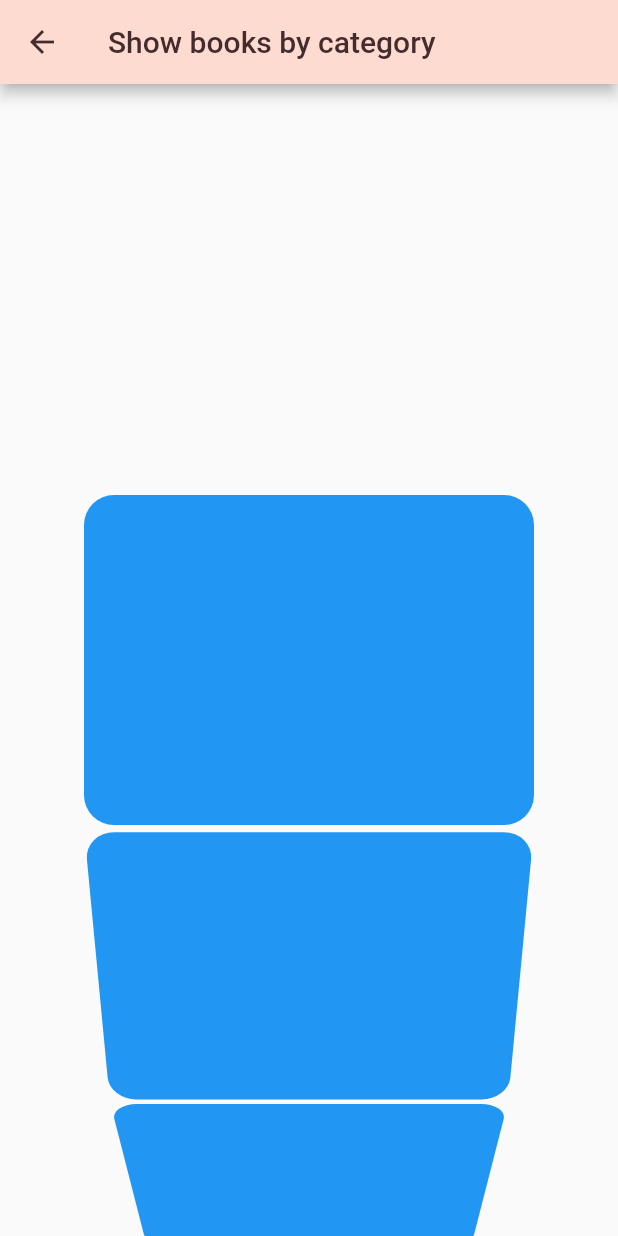
After one commit to sdu-mp-21/musical-octo-fiesta, a Flutter app: the Books screen opened directly, on a phone screen of 412 x 824 dp. The commit adds this screen. Run offline on Flutter 3.47's test engine with Material 2 defaults, Android fonts, the phone set to English and light mode, and no system bars; our stand-ins replace heroicons, rxdart; missing offline and left inert: flutter_application_2; network calls fail; Roboto replaces fonts that are missing (Rubik).

Commit message:
books page added to display books by category

```diff
--- /dev/null
+++ b/lib/books.dart
@@ -0,0 +1,27 @@
+import "package:flutter/material.dart";
+import 'main.dart';
+
+class Books extends StatelessWidget {
+  @override
+  Widget build(BuildContext context) {
+    return Scaffold(
+      appBar: AppBar(title: Text("Show books by category")),
+      body: ListWheelScrollView(
+        itemExtent: 220,
+        diameterRatio: 3,
+        children: [
+          for (int i = 0; i < 10; i++)
+            new Container(
+              width: 300,
+              height: 200,
+              padding: EdgeInsets.all(10),
+              decoration: BoxDecoration(
+                borderRadius: BorderRadius.circular(20),
+                color: Colors.blue,
+              ),
+            )
+        ],
+      ),
+    );
+  }
+}
--- a/lib/home.dart
+++ b/lib/home.dart
@@ -1,6 +1,7 @@
 import 'package:flutter/cupertino.dart';
 import 'package:flutter/material.dart';
 import 'package:flutter_application_2/bookpage.dart';
+import 'package:flutter_application_2/books.dart';
 import 'package:heroicons/heroicons.dart';
 
 class Home extends StatefulWidget {
@@ -166,7 +167,14 @@ class _HomeWidgetState extends State<Home> {
   }
 
   Widget _showMoreWidget() {
-    return Padding(
+    return GestureDetector(
+        onTap: () {
+          Navigator.push(
+            context,
+            MaterialPageRoute(builder: (context) => Books()),
+          );
+        },
+        child: Padding(
             padding: EdgeInsets.all(10),
             child: Column(
               mainAxisAlignment: MainAxisAlignment.center,
@@ -182,9 +190,10 @@ class _HomeWidgetState extends State<Home> {
                   child: HeroIcon(HeroIcons.arrowRight, color: Colors.white),
                 ),
                 SizedBox(height: 4),
-            Text("Показать все", style: TextStyle(fontWeight: FontWeight.w500))
+                Text("Показать все",
+                    style: TextStyle(fontWeight: FontWeight.w500))
               ],
-        ));
+            )));
   }
 
   Widget _buildBody() {
```
Lines whose indentation alone changed are shown as unchanged.
